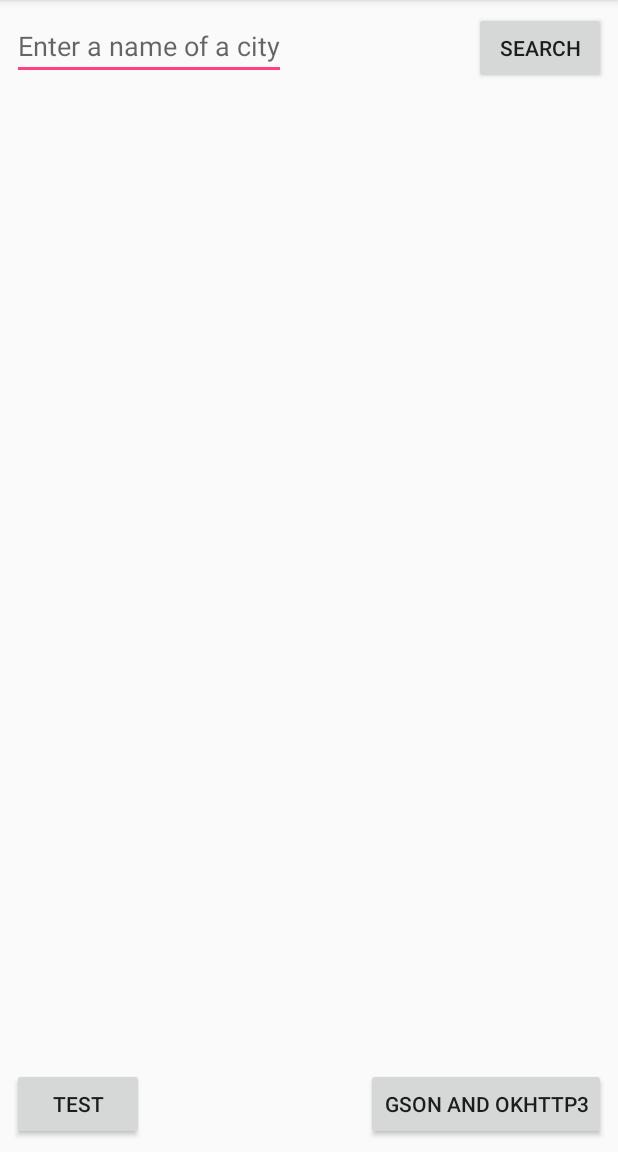
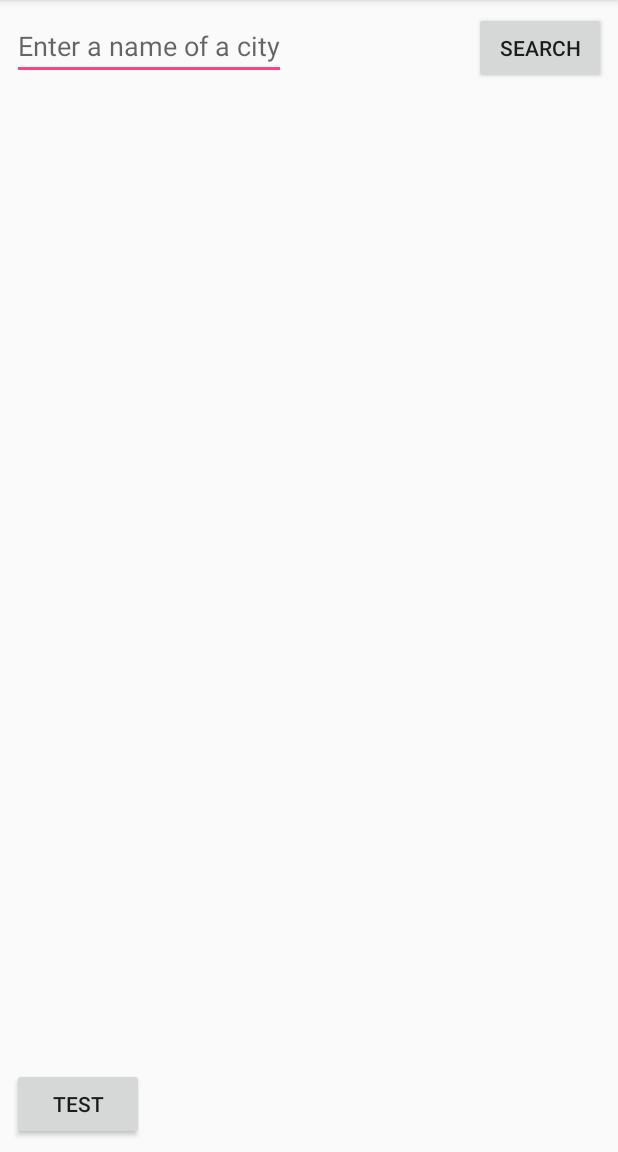
Before and after one commit to jperelygin/WeatherApp, an Android app: the screen it shows after launch (MainActivity), after a tap on "SEARCH", on a phone screen of 412 x 824 dp, the part 84-1236 px from its top. Run offline under Robolectric (Android 15) with nearby library versions, the phone set to English and light mode, and no system bars.

Commit message:
Revert "something"
This reverts commit aa2744ca120778af40201a387ed74759dec4bf09.

```diff
--- a/app/build.gradle
+++ b/app/build.gradle
@@ -13,15 +13,11 @@ android {
     buildTypes {
         debug {
             buildConfigField('String', "ApiKey", WeatherApp_ApiKey)
-            buildConfigField('String', "google_maps_key", WeatherApp_GoogleMapsApiKey)
-            resValue "string", "google_maps_key",
-                    (project.findProperty("WeatherApp_GoogleMapsApiKey") ?: "")
         }
         release {
             minifyEnabled false
             proguardFiles getDefaultProguardFile('proguard-android.txt'), 'proguard-rules.pro'
             buildConfigField('String', "ApiKey", WeatherApp_ApiKey)
-            buildConfigField('String', "GoogleMapsApiKey", WeatherApp_GoogleMapsApiKey)
         }
     }
 }
@@ -33,6 +29,6 @@ dependencies {
     testImplementation 'junit:junit:4.12'
     androidTestImplementation 'com.android.support.test:runner:1.0.1'
     androidTestImplementation 'com.android.support.test.espresso:espresso-core:3.0.1'
-    compile 'com.android.volley:volley:1.1.0'
+    implementation files('libs/volley.jar')
     implementation files('libs/json-20140107.jar')
 }
--- a/app/src/main/java/com/example/jperelygin/weatherapp/MainActivity.java
+++ b/app/src/main/java/com/example/jperelygin/weatherapp/MainActivity.java
@@ -37,11 +37,11 @@ public class MainActivity extends AppCompatActivity {
         super.onCreate(savedInstanceState);
         setContentView(R.layout.activity_main);
 
-        searchButton = (Button) findViewById(R.id.button);
-        cityRequest = (EditText) findViewById(R.id.editText);
-        temperatureText = (TextView) findViewById(R.id.temperature);
-        cityText = (TextView) findViewById(R.id.cityName);
-        bar = (ProgressBar) findViewById(R.id.progressBar);
+        searchButton = findViewById(R.id.button);
+        cityRequest = findViewById(R.id.editText);
+        temperatureText = findViewById(R.id.temperature);
+        cityText = findViewById(R.id.cityName);
+        bar = findViewById(R.id.progressBar);
 
         String urlAPI = "http://api.apixu.com/v1/current.json?"; // weather api
         String key = BuildConfig.ApiKey;
@@ -63,11 +63,6 @@ public class MainActivity extends AppCompatActivity {
 
         WeatherResponse resp = new WeatherResponse();
         resp.execute(url);
-    }
-
-    public void gsonAndOkhttp(View view) {
-
-
     }
 
 
@@ -92,7 +87,7 @@ public class MainActivity extends AppCompatActivity {
                 for (Map.Entry me : List.entrySet()){
                     Log.w("key", me.getKey() + " <- key");
                     Log.w("value", me.getValue() + " <- value");
-                    if (me.getKey() == "city"){         // I don't like this way, but it works.
+                    if (me.getKey() == "city"){         // I dont like this way, but it works.
                         cityText.setText(me.getValue().toString());
                     } else if (me.getKey() == "temp"){
                         temperatureText.setText(me.getValue().toString());
@@ -112,7 +107,7 @@ public class MainActivity extends AppCompatActivity {
             RequestQueue queue = Volley.newRequestQueue(MainActivity.this);
 
             String city = cityRequest.getText().toString();
-            String RequestUrl = url + city;     // to keep "url" variable clear
+            String RequestUrl = url + city;     // to keep "url" clear
 
             Log.w("res", "URL = " + url);
 
@@ -149,6 +144,4 @@ public class MainActivity extends AppCompatActivity {
 
     }
 
-
-
 }
--- a/app/src/main/res/layout/activity_main.xml
+++ b/app/src/main/res/layout/activity_main.xml
@@ -77,15 +77,4 @@
         app:layout_constraintBottom_toBottomOf="parent"
         app:layout_constraintStart_toStartOf="parent" />
 
-    <Button
-        android:layout_width="wrap_content"
-        android:layout_height="wrap_content"
-        android:layout_marginBottom="8dp"
-        android:layout_marginEnd="8dp"
-        android:text="gson and okhttp3"
-        android:visibility="visible"
-        android:onClick="gsonAndOkhttp"
-        app:layout_constraintBottom_toBottomOf="parent"
-        app:layout_constraintEnd_toEndOf="parent" />
-
 </android.support.constraint.ConstraintLayout>
--- a/gradle.properties
+++ b/gradle.properties
@@ -12,7 +12,6 @@
 org.gradle.jvmargs=-Xmx1536m
 
 WeatherApp_ApiKey = "f10687e83ef8444d945180734182301"
-WeatherApp_GoogleMapsApiKey = "AIzaSyA9CxZHpOZmJlwSw-4xKk1u8nTNB2XyJBU"
 
 # When configured, Gradle will run in incubating parallel mode.
 # This option should only be used with decoupled projects. More details, visit
```
Also changed, not shown: app/src/main/AndroidManifest.xml (+5 -11 lines).
